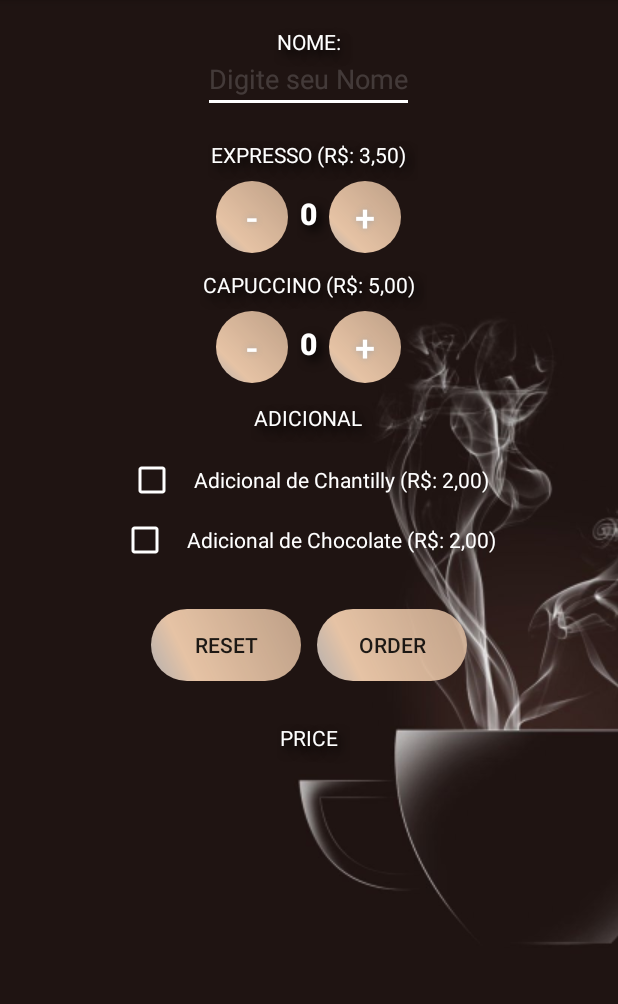
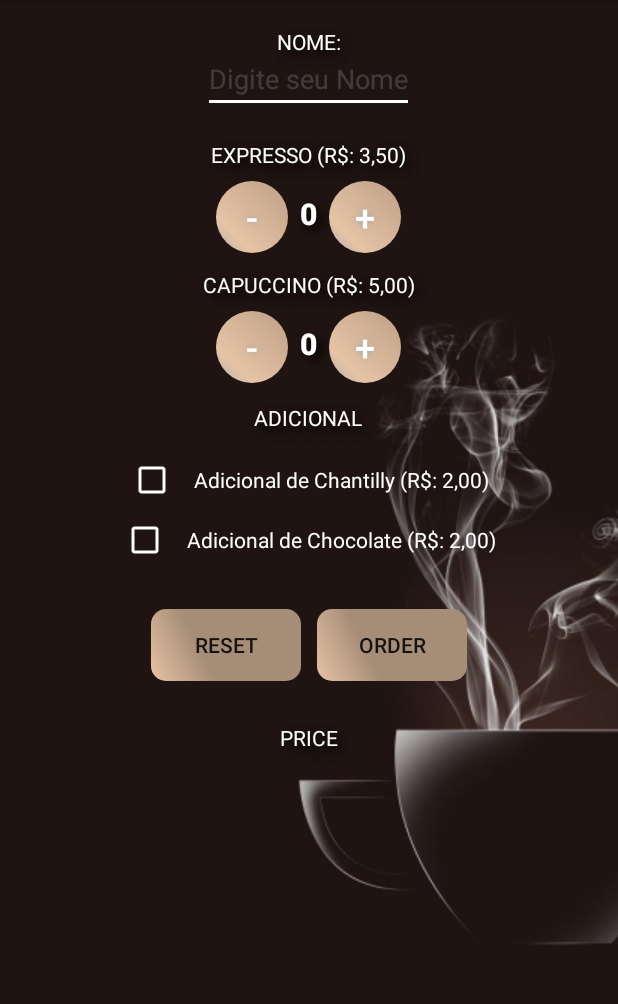
Before and after one commit to WesRocha/Coffe, an Android app: the screen it shows after launch (MainActivity), on a phone screen of 412 x 824 dp, the part 84-1088 px from its top. Run offline under Robolectric (Android 15) with nearby library versions, the phone set to English and light mode, and no system bars.

Commit message:
my third commit

```diff
--- a/app/src/main/res/drawable/buttonshape1.xml
+++ b/app/src/main/res/drawable/buttonshape1.xml
@@ -1,14 +1,14 @@
 <?xml version="1.0" encoding="utf-8"?>
 <shape xmlns:android="http://schemas.android.com/apk/res/android" android:shape="rectangle" >
     <corners
-        android:radius="17dp"
+        android:radius="10dp"
         />
     <gradient
         android:angle="45"
         android:centerX="35%"
         android:centerColor="#A68D77"
         android:startColor="#E6C3A5"
-        android:endColor="#c75732"
+        android:endColor="#A68D77"
         android:type="linear"
         />
     <padding
--- a/app/src/main/res/layout/activity_main.xml
+++ b/app/src/main/res/layout/activity_main.xml
@@ -236,7 +236,7 @@
                     android:layout_width="100dp"
                     android:layout_height="48dp"
                     android:text="Reset"
-                    android:background="@drawable/buttonshape"
+                    android:background="@drawable/buttonshape1"
                     android:onClick="reset"
                     android:layout_marginRight="5dp"/>
 
@@ -245,7 +245,7 @@
                     android:layout_width="100dp"
                     android:layout_height="48dp"
                     android:text="order"
-                    android:background="@drawable/buttonshape"
+                    android:background="@drawable/buttonshape1"
                     android:onClick="submitOrder"
                     android:layout_marginLeft="5dp"/>
 
```
